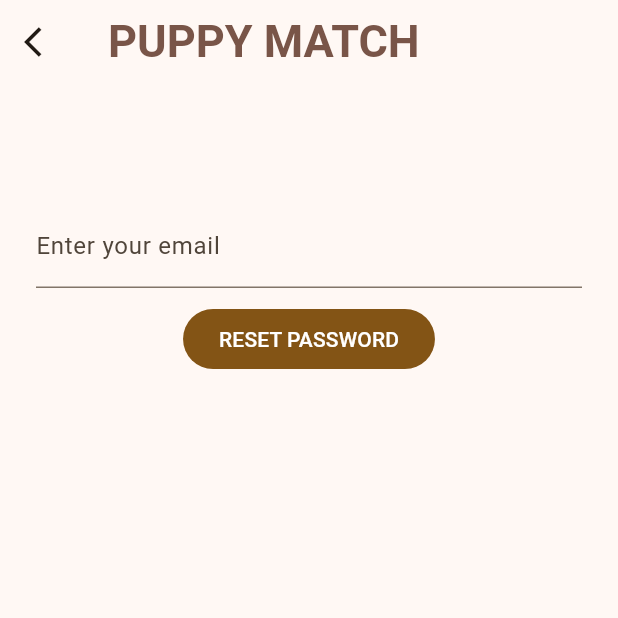
After one commit to saandrsm/puppy_match, a Flutter app: the screen it shows after launch, after a tap on "Forgot Password?", on a phone screen of 412 x 824 dp, the top half of it. The commit adds this screen. Run offline on Flutter 3.47's test engine with Material 2 defaults, Android fonts, the light colour scheme and no system bars; our stand-ins replace dropdown_textfield, email_validator, firebase_auth, firebase_core, image_picker, readmore; accounts and stored records are empty; network calls fail.

Commit message:
implementacion de recuperacion de contraseña con nueva pantalla y retoques de navegacion entre pantallas

```diff
--- a/lib/screens/app.dart
+++ b/lib/screens/app.dart
@@ -2,6 +2,7 @@
 import 'package:tutorial3_flutter/screens/infoDog.dart';
 import 'package:tutorial3_flutter/screens/profile.dart';
 import 'package:tutorial3_flutter/screens/register.dart';
+import 'package:tutorial3_flutter/screens/resetPassword.dart';
 
 import 'home.dart';
 import 'login.dart';
@@ -14,7 +15,7 @@
   @override
   Widget build(BuildContext context) {
     return MaterialApp(
-      title: 'Shrine',
+      title: 'PuppyMatch',
       initialRoute: '/', //ruta de la pantalla donde comienza a cargar la app
       routes: {        //rutas de otras pantallas a las que dirigirnos
         '/': (context) => const LoginPage(),
@@ -23,6 +24,7 @@
         '/register': (context) => const RegisterPage(),
         '/profile': (context) => const ProfilePage(),
         '/info': (context) => const InfoDog(),
+        '/reset': (context) => const ResetPage()
       },
       theme: ThemeData(   //definición del tema claro
         useMaterial3: true,
--- a/lib/screens/login.dart
+++ b/lib/screens/login.dart
@@ -99,6 +99,7 @@ class _LoginPageState extends State<LoginPage> {
               controller: _passwordController,
             ),
             const SizedBox(height: 10.0), //espacio en blanco de separación
+            forgetPassword(context),
             OverflowBar(
               //barra donde se encuentran los botones de log in y cancel
               alignment:
@@ -121,6 +122,7 @@ class _LoginPageState extends State<LoginPage> {
                           password: _passwordController.text
                       ).then((value) {
                         setState(() {
+                          print('Login');
                           shouldPop =
                           !shouldPop; //en false hace que no funcione el swip back de ios
                         });
@@ -128,6 +130,7 @@ class _LoginPageState extends State<LoginPage> {
                             context, '/home'); //pasa hacia pantalla HomePage
                       }).onError((error, stackTrace) {
                         print('Error ${error.toString()}');
+                        showAlertDialogError(context);
                       });
                     }
                   },
@@ -142,8 +145,7 @@ class _LoginPageState extends State<LoginPage> {
             ),
             TextButton(
                 onPressed: () {
-                  Navigator.pushNamed(context,
-                      '/register'); //al pulsar pasa hacia pantalla RegisterPage
+                  Navigator.pushNamed(context, '/register'); //al pulsar pasa hacia pantalla RegisterPage
                 },
                 child: const Text('Sign up')),
           ],
@@ -153,8 +155,8 @@ class _LoginPageState extends State<LoginPage> {
   }
 }
 
-//alertDailog en desuso para advertir de error al no estar los campos rellenos
-showAlertDialog(BuildContext context) {
+//alertDailog en desuso para advertir de error
+showAlertDialogError(BuildContext context) {
   Widget okButton = TextButton(
     child: Text("OK"),
     onPressed: () {
@@ -164,8 +166,13 @@ showAlertDialog(BuildContext context) {
 
   // set up the AlertDialog
   AlertDialog alert = AlertDialog(
-    title: Text('Error'),
-    content: Text('Los campos deben estar completos.'),
+    title: const Text('Error',
+    style: TextStyle(
+        fontWeight: FontWeight.bold,
+        color: Colors.red
+      ),
+    ),
+    content: const Text('Usuario o contraseña incorrectos.'),
     actions: [
       okButton,
     ],
@@ -177,6 +184,25 @@ showAlertDialog(BuildContext context) {
     builder: (BuildContext context) {
       return alert;
     },
+  );
+}
+
+Widget forgetPassword(BuildContext context) {
+  return Container(
+    width: MediaQuery.of(context).size.width,
+      height: 35,
+    alignment: Alignment.bottomRight,
+    child: TextButton(
+        child: const Text(
+          'Forgot Password?',
+          style: TextStyle(
+              color: Colors.orangeAccent,
+          ),
+        ),
+      onPressed: () {
+        Navigator.pushNamed(context, '/reset'); //al pulsar pasa hacia pantalla ResetPage
+      },
+    )
   );
 }
 
--- a/lib/screens/post.dart
+++ b/lib/screens/post.dart
@@ -42,7 +42,8 @@ class _ApiState extends State<Api> {
             semanticLabel: 'back',
           ),
           onPressed: (){
-            Navigator.pushNamed(context, '/home'); //pasa hacia pantalla HomePage
+            //vuelve hacia pantalla anterior
+            Navigator.of(context).pop();
           },
         ),
       ),
--- /dev/null
+++ b/lib/screens/resetPassword.dart
@@ -0,0 +1,86 @@
+import 'package:firebase_auth/firebase_auth.dart';
+import 'package:flutter/material.dart';
+import 'package:tutorial3_flutter/screens/register.dart';
+
+class ResetPage extends StatefulWidget {
+  const ResetPage({Key? key}) : super(key: key);
+
+  @override
+  _ResetPageState createState() => _ResetPageState();
+}
+
+class _ResetPageState extends State<ResetPage> {
+
+  //controlador del estado del TextFormField
+  final _claveReset = GlobalKey<FormState>();
+  //controladores de texto de TextFields
+  final TextEditingController _mail = TextEditingController();
+
+  @override
+  Widget build(BuildContext context) {
+    return Scaffold(
+        appBar: AppBar(
+          //barra superior
+          title: const Text(
+            'PUPPY MATCH',
+            textAlign: TextAlign.center,
+            style: TextStyle(
+              fontSize: 30,
+              color: Colors.brown,
+              fontWeight: FontWeight.w600,
+            ),
+          ),
+          leading: IconButton(
+            //los LEADINGIcon se situan al principio de la línea (a la izquierda del texto)
+            icon: const Icon(
+              Icons.arrow_back_ios,
+              semanticLabel: 'back',
+            ),
+            onPressed: () {
+              //al pulsar vuelve hacia pantalla anterior
+              Navigator.of(context).pop();
+            },
+          ),
+        ),
+        body: Form(
+          //el cuerpo de la pantalla es un formulario
+          key: _claveReset,
+          child: ListView(
+            padding: const EdgeInsets.fromLTRB(
+                24, 20, 24, 0), //left, top, right, bottom
+            children: <Widget>[
+              const SizedBox(height: 60.0), //espacio en blanco de separación
+              TextFormField(
+                validator: (value) {
+                  if (value!.isEmpty) {
+                    return 'Campo vacío';
+                  }
+                },
+                controller: _mail,
+                decoration: const InputDecoration(
+                  filled: false,
+                  labelText: 'Enter your email',
+                ),
+              ),
+              const SizedBox(height: 10.0), //espacio en blanco de separación
+              OverflowBar(
+                //barra donde se encuentran los botones de log in y cancel
+                alignment: MainAxisAlignment.center, //posicionados al final (a la derecha)
+                children: <Widget>[
+                  FilledButton(
+                      onPressed: () {
+                        if (_claveReset.currentState!.validate()) {
+                          FirebaseAuth.instance.sendPasswordResetEmail(email: _mail.text).then((value) {
+                            Navigator.popAndPushNamed(context, "/");
+                          });
+                        }
+                      },
+                      child: const Text('RESET PASSWORD'),
+                  ),
+                ],
+              ),
+            ],
+          ),
+        ));
+  }
+}
```
